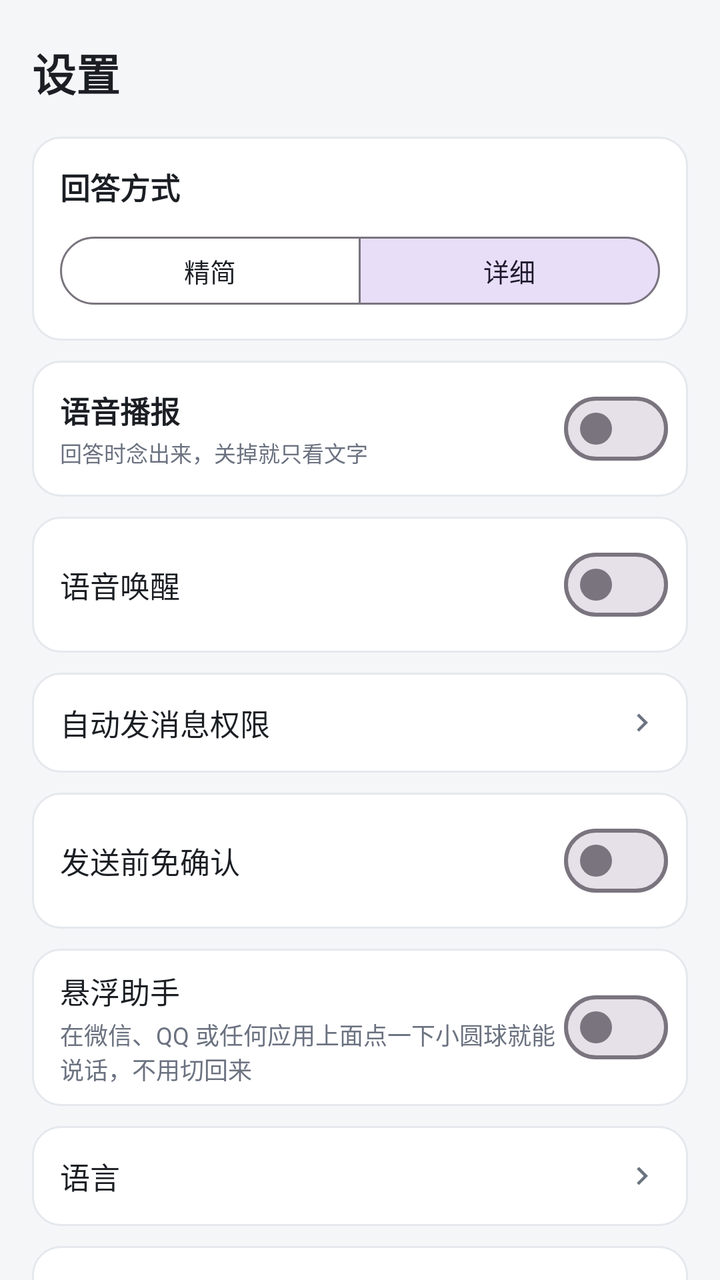
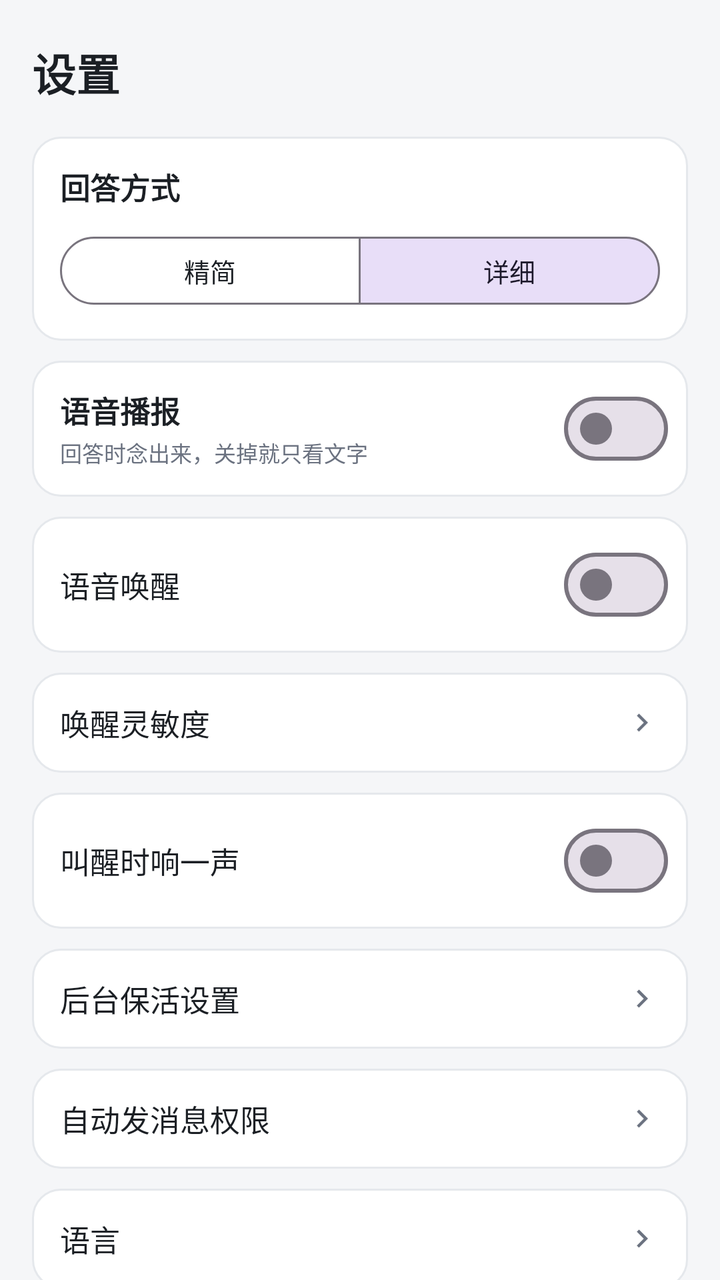

Compare the two renders of this Android layout. The source of the first and the diff that turns it into the second are given below.
<!-- AndroidManifest.xml: application theme Theme.VoiceAssistant -->
<!-- res/layout/fragment_settings.xml -->
<?xml version="1.0" encoding="utf-8"?>
<ScrollView xmlns:android="http://schemas.android.com/apk/res/android"
    xmlns:app="http://schemas.android.com/apk/res-auto"
    android:layout_width="match_parent"
    android:layout_height="match_parent"
    android:background="@color/bg_app"
    android:fillViewport="true"
    android:scrollbars="none">

    <LinearLayout
        android:layout_width="match_parent"
        android:layout_height="wrap_content"
        android:orientation="vertical"
        android:paddingStart="16dp"
        android:paddingTop="20dp"
        android:paddingEnd="16dp"
        android:paddingBottom="28dp">

        <TextView
            android:layout_width="wrap_content"
            android:layout_height="wrap_content"
            android:text="@string/settings_title"
            android:textColor="@color/text_primary"
            android:textSize="22sp"
            android:textStyle="bold" />

        
        <LinearLayout
            android:layout_width="match_parent"
            android:layout_height="wrap_content"
            android:layout_marginTop="16dp"
            android:background="@drawable/bg_card"
            android:orientation="vertical"
            android:padding="14dp">

            <TextView
                android:layout_width="wrap_content"
                android:layout_height="wrap_content"
                android:text="@string/settings_answer_style"
                android:textColor="@color/text_primary"
                android:textSize="15sp"
                android:textStyle="bold" />

            <com.google.android.material.button.MaterialButtonToggleGroup
                android:id="@+id/toggleStyle"
                android:layout_width="match_parent"
                android:layout_height="wrap_content"
                android:layout_marginTop="10dp"
                app:checkedButton="@+id/btnStyleDetailed"
                app:selectionRequired="true"
                app:singleSelection="true">

                <com.google.android.material.button.MaterialButton
                    android:id="@+id/btnStyleConcise"
                    style="@style/Widget.Material3.Button.OutlinedButton"
                    android:layout_width="0dp"
                    android:layout_height="wrap_content"
                    android:layout_weight="1"
                    android:minHeight="42dp"
                    android:text="@string/settings_style_concise"
                    android:textSize="13sp" />

                <com.google.android.material.button.MaterialButton
                    android:id="@+id/btnStyleDetailed"
                    style="@style/Widget.Material3.Button.OutlinedButton"
                    android:layout_width="0dp"
                    android:layout_height="wrap_content"
                    android:layout_weight="1"
                    android:minHeight="42dp"
                    android:text="@string/settings_style_detailed"
                    android:textSize="13sp" />
            </com.google.android.material.button.MaterialButtonToggleGroup>
        </LinearLayout>

        
        <LinearLayout
            android:layout_width="match_parent"
            android:layout_height="wrap_content"
            android:layout_marginTop="10dp"
            android:background="@drawable/bg_card"
            android:gravity="center_vertical"
            android:orientation="horizontal"
            android:paddingStart="14dp"
            android:paddingTop="10dp"
            android:paddingEnd="10dp"
            android:paddingBottom="10dp">

            <LinearLayout
                android:layout_width="0dp"
                android:layout_height="wrap_content"
                android:layout_weight="1"
                android:orientation="vertical">

                <TextView
                    android:layout_width="wrap_content"
                    android:layout_height="wrap_content"
                    android:text="@string/settings_speak"
                    android:textColor="@color/text_primary"
                    android:textSize="15sp"
                    android:textStyle="bold" />

                <TextView
                    android:layout_width="wrap_content"
                    android:layout_height="wrap_content"
                    android:layout_marginTop="2dp"
                    android:text="@string/settings_speak_desc"
                    android:textColor="@color/text_secondary"
                    android:textSize="11sp" />
            </LinearLayout>

            <com.google.android.material.materialswitch.MaterialSwitch
                android:id="@+id/switchSpeak"
                android:layout_width="wrap_content"
                android:layout_height="wrap_content" />
        </LinearLayout>

        
        <LinearLayout
            android:layout_width="match_parent"
            android:layout_height="wrap_content"
            android:layout_marginTop="10dp"
            android:background="@drawable/bg_card"
            android:gravity="center_vertical"
            android:orientation="horizontal"
            android:paddingStart="14dp"
            android:paddingTop="10dp"
            android:paddingEnd="10dp"
            android:paddingBottom="10dp">

            <TextView
                android:layout_width="0dp"
                android:layout_height="wrap_content"
                android:layout_weight="1"
                android:text="@string/settings_wake"
                android:textColor="@color/text_primary"
                android:textSize="15sp" />

            <com.google.android.material.materialswitch.MaterialSwitch
                android:id="@+id/switchWake"
                android:layout_width="wrap_content"
                android:layout_height="wrap_content" />
        </LinearLayout>

        
        <LinearLayout
            android:id="@+id/rowAccessibility"
            android:layout_width="match_parent"
            android:layout_height="wrap_content"
            android:layout_marginTop="10dp"
            android:background="@drawable/bg_card"
            android:clickable="true"
            android:focusable="true"
            android:foreground="?attr/selectableItemBackground"
            android:gravity="center_vertical"
            android:orientation="horizontal"
            android:padding="14dp">

            <TextView
                android:layout_width="0dp"
                android:layout_height="wrap_content"
                android:layout_weight="1"
                android:text="@string/settings_access"
                android:textColor="@color/text_primary"
                android:textSize="15sp" />

            <ImageView
                android:layout_width="18dp"
                android:layout_height="18dp"
                android:contentDescription="@string/settings_access"
                android:rotation="-90"
                android:src="@drawable/ic_chevron_down"
                app:tint="@color/text_secondary" />
        </LinearLayout>

        
        <LinearLayout
            android:layout_width="match_parent"
            android:layout_height="wrap_content"
            android:layout_marginTop="10dp"
            android:background="@drawable/bg_card"
            android:gravity="center_vertical"
            android:orientation="horizontal"
            android:paddingStart="14dp"
            android:paddingTop="10dp"
            android:paddingEnd="10dp"
            android:paddingBottom="10dp">

            <TextView
                android:layout_width="0dp"
                android:layout_height="wrap_content"
                android:layout_weight="1"
                android:text="@string/settings_msg_auto"
                android:textColor="@color/text_primary"
                android:textSize="15sp" />

            <com.google.android.material.materialswitch.MaterialSwitch
                android:id="@+id/switchMsgAuto"
                android:layout_width="wrap_content"
                android:layout_height="wrap_content" />
        </LinearLayout>

        
        <LinearLayout
            android:layout_width="match_parent"
            android:layout_height="wrap_content"
            android:layout_marginTop="10dp"
            android:background="@drawable/bg_card"
            android:gravity="center_vertical"
            android:orientation="horizontal"
            android:paddingStart="14dp"
            android:paddingTop="10dp"
            android:paddingEnd="10dp"
            android:paddingBottom="10dp">

            <LinearLayout
                android:layout_width="0dp"
                android:layout_height="wrap_content"
                android:layout_weight="1"
                android:orientation="vertical">

                <TextView
                    android:layout_width="match_parent"
                    android:layout_height="wrap_content"
                    android:text="@string/float_setting_title"
                    android:textColor="@color/text_primary"
                    android:textSize="15sp" />

                <TextView
                    android:layout_width="match_parent"
                    android:layout_height="wrap_content"
                    android:layout_marginTop="2dp"
                    android:text="@string/float_setting_summary"
                    android:textColor="@color/text_secondary"
                    android:textSize="12sp" />
            </LinearLayout>

            <com.google.android.material.materialswitch.MaterialSwitch
                android:id="@+id/switchFloat"
                android:layout_width="wrap_content"
                android:layout_height="wrap_content" />
        </LinearLayout>

        
        <LinearLayout
            android:id="@+id/rowLanguage"
            android:layout_width="match_parent"
            android:layout_height="wrap_content"
            android:layout_marginTop="10dp"
            android:background="@drawable/bg_card"
            android:clickable="true"
            android:focusable="true"
            android:foreground="?attr/selectableItemBackground"
            android:gravity="center_vertical"
            android:orientation="horizontal"
            android:padding="14dp">

            <TextView
                android:layout_width="0dp"
                android:layout_height="wrap_content"
                android:layout_weight="1"
                android:text="@string/settings_language"
                android:textColor="@color/text_primary"
                android:textSize="15sp" />

            <TextView
                android:id="@+id/tvLanguageValue"
                android:layout_width="wrap_content"
                android:layout_height="wrap_content"
                android:layout_marginEnd="6dp"
                android:textColor="@color/text_secondary"
                android:textSize="14sp" />

            <ImageView
                android:layout_width="18dp"
                android:layout_height="18dp"
                android:contentDescription="@string/settings_language_title"
                android:rotation="-90"
                android:src="@drawable/ic_chevron_down"
                app:tint="@color/text_secondary" />
        </LinearLayout>

        
        <LinearLayout
            android:layout_width="match_parent"
            android:layout_height="wrap_content"
            android:layout_marginTop="10dp"
            android:background="@drawable/bg_card"
            android:orientation="vertical"
            android:padding="14dp">

            <TextView
                android:layout_width="wrap_content"
                android:layout_height="wrap_content"
                android:text="@string/settings_account"
                android:textColor="@color/text_primary"
                android:textSize="15sp"
                android:textStyle="bold" />

            <TextView
                android:id="@+id/tvAccount"
                android:layout_width="match_parent"
                android:layout_height="wrap_content"
                android:layout_marginTop="6dp"
                android:textColor="@color/text_secondary"
                android:textSize="13sp" />

            <com.google.android.material.button.MaterialButton
                android:id="@+id/btnLogout"
                style="@style/Widget.Material3.Button.OutlinedButton"
                android:layout_width="match_parent"
                android:layout_height="wrap_content"
                android:layout_marginTop="10dp"
                android:text="@string/settings_logout"
                android:textSize="13sp"
                app:cornerRadius="18dp" />
        </LinearLayout>

        
        <LinearLayout
            android:layout_width="match_parent"
            android:layout_height="wrap_content"
            android:layout_marginTop="10dp"
            android:background="@drawable/bg_card"
            android:orientation="vertical"
            android:padding="14dp">

            <TextView
                android:layout_width="wrap_content"
                android:layout_height="wrap_content"
                android:text="@string/settings_about"
                android:textColor="@color/text_primary"
                android:textSize="15sp"
                android:textStyle="bold" />

            <TextView
                android:id="@+id/tvVersion"
                android:layout_width="match_parent"
                android:layout_height="wrap_content"
                android:layout_marginTop="6dp"
                android:textColor="@color/text_secondary"
                android:textSize="13sp" />

            <View
                android:layout_width="match_parent"
                android:layout_height="1dp"
                android:layout_marginTop="12dp"
                android:layout_marginBottom="4dp"
                android:background="@color/bubble_bot_stroke" />

            
            <LinearLayout
                android:id="@+id/rowModel"
                android:layout_width="match_parent"
                android:layout_height="wrap_content"
                android:background="?attr/selectableItemBackground"
                android:clickable="true"
                android:focusable="true"
                android:gravity="center_vertical"
                android:minHeight="44dp"
                android:orientation="horizontal">

                <TextView
                    android:layout_width="0dp"
                    android:layout_height="wrap_content"
                    android:layout_weight="1"
                    android:text="@string/settings_model_row"
                    android:textColor="@color/text_primary"
                    android:textSize="15sp" />

                <TextView
                    android:id="@+id/tvModelValue"
                    android:layout_width="wrap_content"
                    android:layout_height="wrap_content"
                    android:layout_marginEnd="6dp"
                    android:textColor="@color/text_secondary"
                    android:textSize="14sp" />

                <ImageView
                    android:layout_width="18dp"
                    android:layout_height="18dp"
                    android:contentDescription="@string/settings_model_row"
                    android:rotation="-90"
                    android:src="@drawable/ic_chevron_down"
                    app:tint="@color/text_secondary" />
            </LinearLayout>

            <com.google.android.material.button.MaterialButton
                android:id="@+id/btnResetSettings"
                style="@style/Widget.Material3.Button.OutlinedButton"
                android:layout_width="match_parent"
                android:layout_height="wrap_content"
                android:layout_marginTop="10dp"
                android:text="@string/settings_reset"
                android:textSize="13sp"
                app:cornerRadius="18dp" />
        </LinearLayout>

    </LinearLayout>
</ScrollView>
<!-- resources referenced by this layout -->
<resources>
  <color name="bg_app">#F5F6F8</color>
  <color name="bubble_bot_stroke">#E5E8EC</color>
  <color name="text_primary">#1B1F24</color>
  <color name="text_secondary">#6B7280</color>
  <!-- drawable bg_card (drawable) -->
  <?xml version="1.0" encoding="utf-8"?>
  <shape xmlns:android="http://schemas.android.com/apk/res/android"
      android:shape="rectangle">
      <solid android:color="@color/surface" />
      <corners android:radius="14dp" />
      <stroke
          android:width="1dp"
          android:color="@color/bubble_bot_stroke" />
  </shape>
  <!-- drawable ic_chevron_down (drawable) -->
  <vector xmlns:android="http://schemas.android.com/apk/res/android"
      android:width="24dp"
      android:height="24dp"
      android:viewportWidth="24"
      android:viewportHeight="24">
      <path
          android:fillColor="#FF000000"
          android:pathData="M7.41,8.59L12,13.17l4.59,-4.58L18,10l-6,6 -6,-6 1.41,-1.41z" />
  </vector>
  <string name="float_setting_summary">在微信、QQ 或任何应用上面点一下小圆球就能说话，不用切回来</string>
  <string name="float_setting_title">悬浮助手</string>
  <string name="settings_about">关于</string>
  <string name="settings_access">自动发消息权限</string>
  <string name="settings_account">账号</string>
  <string name="settings_answer_style">回答方式</string>
  <string name="settings_language">语言</string>
  <string name="settings_language_title">选择界面语言</string>
  <string name="settings_logout">退出登录</string>
  <string name="settings_model_row">AI 模型</string>
  <string name="settings_msg_auto">发送前免确认</string>
  <string name="settings_reset">恢复默认设置</string>
  <string name="settings_speak">语音播报</string>
  <string name="settings_speak_desc">回答时念出来，关掉就只看文字</string>
  <string name="settings_style_concise">精简</string>
  <string name="settings_style_detailed">详细</string>
  <string name="settings_title">设置</string>
  <string name="settings_wake">语音唤醒</string>
  <style name="Theme.VoiceAssistant" parent="Base.Theme.VoiceAssistant" />
  <color name="surface">#FFFFFFFF</color>
  <style name="Base.Theme.VoiceAssistant" parent="Theme.Material3.Light.NoActionBar">
          
          <item name="colorPrimary">@color/brand_primary</item>
          <item name="colorOnPrimary">@color/white</item>
          <item name="colorPrimaryContainer">@color/chip_bg</item>
          <item name="colorOnPrimaryContainer">@color/brand_primary_dark</item>
          <item name="colorSurface">@color/surface</item>
          <item name="colorOnSurface">@color/text_primary</item>
          <item name="colorSurfaceVariant">@color/input_bg</item>
          <item name="colorOnSurfaceVariant">@color/text_secondary</item>
          <item name="android:colorBackground">@color/bg_app</item>
  
          
          <item name="android:windowBackground">@color/bg_app</item>
  
          
          <item name="android:statusBarColor">@android:color/transparent</item>
          <item name="android:navigationBarColor">@android:color/transparent</item>
          <item name="android:windowLightStatusBar">true</item>
          <item name="android:windowLightNavigationBar">true</item>
          <item name="android:windowDrawsSystemBarBackgrounds">true</item>
  
          
          <item name="android:forceDarkAllowed" tools:targetApi="q">false</item>
      </style>
  <color name="brand_primary">#2F6FED</color>
  <color name="white">#FFFFFFFF</color>
  <color name="chip_bg">#EAF1FE</color>
  <color name="brand_primary_dark">#1E4FBF</color>
  <color name="input_bg">#F1F3F5</color>
</resources>

<!-- the commit's change to res/layout/fragment_settings.xml (unified diff, before → after) -->
@@ -143,6 +143,103 @@
 
         
         <LinearLayout
+            android:id="@+id/rowWakeSensitivity"
+            android:layout_width="match_parent"
+            android:layout_height="wrap_content"
+            android:layout_marginTop="10dp"
+            android:background="@drawable/bg_card"
+            android:clickable="true"
+            android:focusable="true"
+            android:foreground="?attr/selectableItemBackground"
+            android:gravity="center_vertical"
+            android:orientation="horizontal"
+            android:padding="14dp">
+
+            <TextView
+                android:layout_width="0dp"
+                android:layout_height="wrap_content"
+                android:layout_weight="1"
+                android:text="@string/settings_wake_sensitivity"
+                android:textColor="@color/text_primary"
+                android:textSize="15sp" />
+
+            <TextView
+                android:id="@+id/tvWakeSensitivityValue"
+                android:layout_width="wrap_content"
+                android:layout_height="wrap_content"
+                android:textColor="@color/text_secondary"
+                android:textSize="14sp" />
+
+            <ImageView
+                android:layout_width="18dp"
+                android:layout_height="18dp"
+                android:layout_marginStart="6dp"
+                android:contentDescription="@string/settings_wake_sensitivity"
+                android:rotation="-90"
+                android:src="@drawable/ic_chevron_down"
+                app:tint="@color/text_secondary" />
+        </LinearLayout>
+
+        
+        <LinearLayout
+            android:layout_width="match_parent"
+            android:layout_height="wrap_content"
+            android:layout_marginTop="10dp"
+            android:background="@drawable/bg_card"
+            android:gravity="center_vertical"
+            android:orientation="horizontal"
+            android:paddingStart="14dp"
+            android:paddingTop="10dp"
+            android:paddingEnd="10dp"
+            android:paddingBottom="10dp">
+
+            <TextView
+                android:layout_width="0dp"
+                android:layout_height="wrap_content"
+                android:layout_weight="1"
+                android:text="@string/settings_wake_beep"
+                android:textColor="@color/text_primary"
+                android:textSize="15sp" />
+
+            <com.google.android.material.materialswitch.MaterialSwitch
+                android:id="@+id/switchWakeBeep"
+                android:layout_width="wrap_content"
+                android:layout_height="wrap_content" />
+        </LinearLayout>
+
+        
+        <LinearLayout
+            android:id="@+id/rowBattery"
+            android:layout_width="match_parent"
+            android:layout_height="wrap_content"
+            android:layout_marginTop="10dp"
+            android:background="@drawable/bg_card"
+            android:clickable="true"
+            android:focusable="true"
+            android:foreground="?attr/selectableItemBackground"
+            android:gravity="center_vertical"
+            android:orientation="horizontal"
+            android:padding="14dp">
+
+            <TextView
+                android:layout_width="0dp"
+                android:layout_height="wrap_content"
+                android:layout_weight="1"
+                android:text="@string/settings_battery"
+                android:textColor="@color/text_primary"
+                android:textSize="15sp" />
+
+            <ImageView
+                android:layout_width="18dp"
+                android:layout_height="18dp"
+                android:contentDescription="@string/settings_battery"
+                android:rotation="-90"
+                android:src="@drawable/ic_chevron_down"
+                app:tint="@color/text_secondary" />
+        </LinearLayout>
+
+        
+        <LinearLayout
             android:id="@+id/rowAccessibility"
             android:layout_width="match_parent"
             android:layout_height="wrap_content"
@@ -170,74 +267,6 @@
                 android:rotation="-90"
                 android:src="@drawable/ic_chevron_down"
                 app:tint="@color/text_secondary" />
-        </LinearLayout>
-
-        
-        <LinearLayout
-            android:layout_width="match_parent"
-            android:layout_height="wrap_content"
-            android:layout_marginTop="10dp"
-            android:background="@drawable/bg_card"
-            android:gravity="center_vertical"
-            android:orientation="horizontal"
-            android:paddingStart="14dp"
-            android:paddingTop="10dp"
-            android:paddingEnd="10dp"
-            android:paddingBottom="10dp">
-
-            <TextView
-                android:layout_width="0dp"
-                android:layout_height="wrap_content"
-                android:layout_weight="1"
-                android:text="@string/settings_msg_auto"
-                android:textColor="@color/text_primary"
-                android:textSize="15sp" />
-
-            <com.google.android.material.materialswitch.MaterialSwitch
-                android:id="@+id/switchMsgAuto"
-                android:layout_width="wrap_content"
-                android:layout_height="wrap_content" />
-        </LinearLayout>
-
-        
-        <LinearLayout
-            android:layout_width="match_parent"
-            android:layout_height="wrap_content"
-            android:layout_marginTop="10dp"
-            android:background="@drawable/bg_card"
-            android:gravity="center_vertical"
-            android:orientation="horizontal"
-            android:paddingStart="14dp"
-            android:paddingTop="10dp"
-            android:paddingEnd="10dp"
-            android:paddingBottom="10dp">
-
-            <LinearLayout
-                android:layout_width="0dp"
-                android:layout_height="wrap_content"
-                android:layout_weight="1"
-                android:orientation="vertical">
-
-                <TextView
-                    android:layout_width="match_parent"
-                    android:layout_height="wrap_content"
-                    android:text="@string/float_setting_title"
-                    android:textColor="@color/text_primary"
-                    android:textSize="15sp" />
-
-                <TextView
-                    android:layout_width="match_parent"
-                    android:layout_height="wrap_content"
-                    android:layout_marginTop="2dp"
-                    android:text="@string/float_setting_summary"
-                    android:textColor="@color/text_secondary"
-                    android:textSize="12sp" />
-            </LinearLayout>
-
-            <com.google.android.material.materialswitch.MaterialSwitch
-                android:id="@+id/switchFloat"
-                android:layout_width="wrap_content"
-                android:layout_height="wrap_content" />
         </LinearLayout>
 
         
<!-- resource entries referenced after the edit -->
@@ -24,17 +24,15 @@
           android:fillColor="#FF000000"
           android:pathData="M7.41,8.59L12,13.17l4.59,-4.58L18,10l-6,6 -6,-6 1.41,-1.41z" />
   </vector>
-  <string name="float_setting_summary">在微信、QQ 或任何应用上面点一下小圆球就能说话，不用切回来</string>
-  <string name="float_setting_title">悬浮助手</string>
   <string name="settings_about">关于</string>
   <string name="settings_access">自动发消息权限</string>
   <string name="settings_account">账号</string>
   <string name="settings_answer_style">回答方式</string>
+  <string name="settings_battery">后台保活设置</string>
   <string name="settings_language">语言</string>
   <string name="settings_language_title">选择界面语言</string>
   <string name="settings_logout">退出登录</string>
   <string name="settings_model_row">AI 模型</string>
-  <string name="settings_msg_auto">发送前免确认</string>
   <string name="settings_reset">恢复默认设置</string>
   <string name="settings_speak">语音播报</string>
   <string name="settings_speak_desc">回答时念出来，关掉就只看文字</string>
@@ -42,6 +40,8 @@
   <string name="settings_style_detailed">详细</string>
   <string name="settings_title">设置</string>
   <string name="settings_wake">语音唤醒</string>
+  <string name="settings_wake_beep">叫醒时响一声</string>
+  <string name="settings_wake_sensitivity">唤醒灵敏度</string>
   <style name="Theme.VoiceAssistant" parent="Base.Theme.VoiceAssistant" />
   <color name="surface">#FFFFFFFF</color>
   <style name="Base.Theme.VoiceAssistant" parent="Theme.Material3.Light.NoActionBar">
